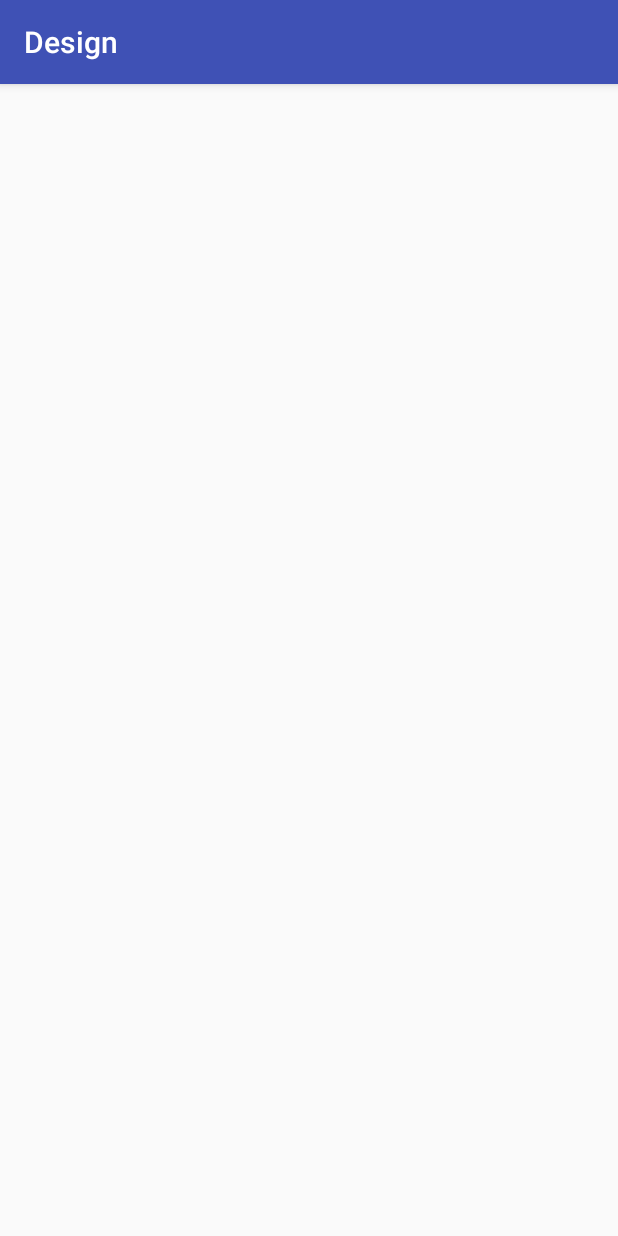
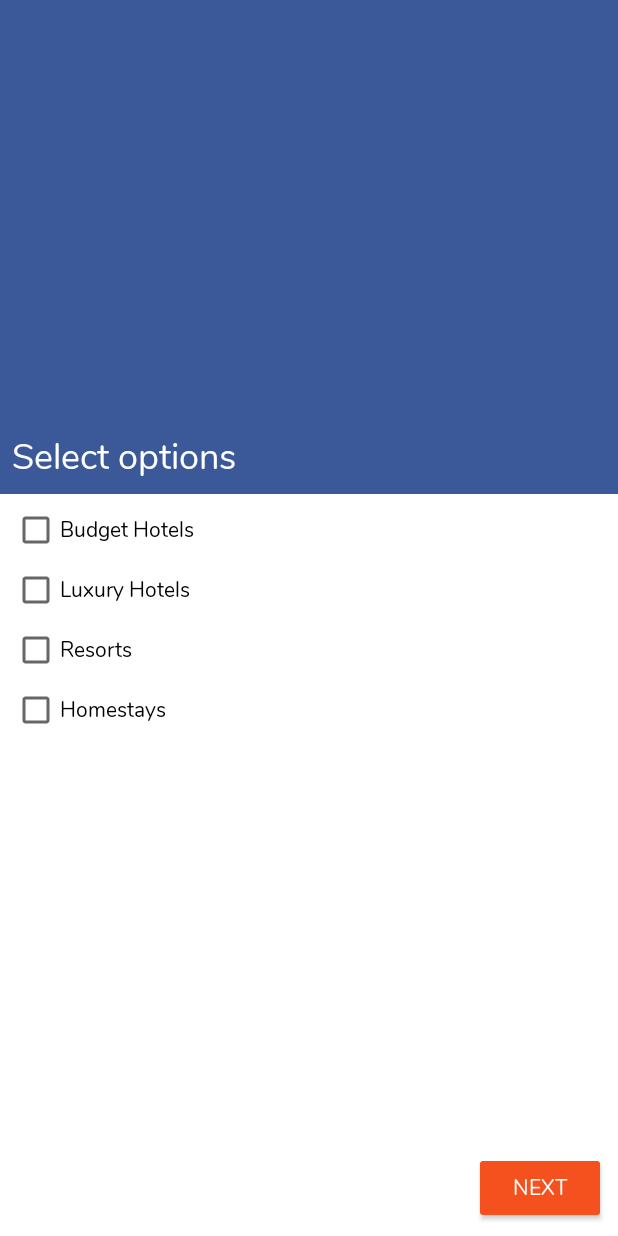
Before and after one commit to chinnaharsha09/android_ws, an Android app: the screen it shows after launch (MainActivity), on a phone screen of 412 x 824 dp. Run offline under Robolectric (Android 15) with nearby library versions, the light colour scheme and no system bars.

Commit message:
Design Step1

```diff
--- a/app/build.gradle
+++ b/app/build.gradle
@@ -19,10 +19,11 @@ android {
 }
 
 dependencies {
-    implementation fileTree(dir: 'libs', include: ['*.jar'])
+    implementation fileTree(include: ['*.jar'], dir: 'libs')
     implementation 'com.android.support:appcompat-v7:27.1.0'
     implementation 'com.android.support.constraint:constraint-layout:1.0.2'
     testImplementation 'junit:junit:4.12'
     androidTestImplementation 'com.android.support.test:runner:1.0.1'
     androidTestImplementation 'com.android.support.test.espresso:espresso-core:3.0.1'
+    implementation 'com.android.support:design:27.1.0'
 }
--- a/app/src/main/AndroidManifest.xml
+++ b/app/src/main/AndroidManifest.xml
@@ -9,7 +9,8 @@
         android:roundIcon="@mipmap/ic_launcher_round"
         android:supportsRtl="true"
         android:theme="@style/AppTheme">
-        <activity android:name=".MainActivity">
+        <activity android:name=".MainActivity"
+            android:theme="@style/AppTheme.NoActionBar">
             <intent-filter>
                 <action android:name="android.intent.action.MAIN" />
 
--- a/app/src/main/res/layout/activity_main.xml
+++ b/app/src/main/res/layout/activity_main.xml
@@ -1,11 +1,109 @@
 <?xml version="1.0" encoding="utf-8"?>
-<android.support.constraint.ConstraintLayout xmlns:android="http://schemas.android.com/apk/res/android"
+<LinearLayout
+    xmlns:android="http://schemas.android.com/apk/res/android"
     xmlns:app="http://schemas.android.com/apk/res-auto"
     xmlns:tools="http://schemas.android.com/tools"
     android:layout_width="match_parent"
     android:layout_height="match_parent"
-    tools:context=".MainActivity">
+    tools:context=".MainActivity"
+    android:weightSum="1"
+    android:orientation="vertical">
+    <LinearLayout
+        android:layout_width="match_parent"
+        android:layout_height="0dp"
+        android:padding="@dimen/dimen_8"
+        android:background="@color/theme"
+        android:layout_weight="0.4">
 
+        <TextView
+            android:id="@+id/textView2"
+            android:layout_width="match_parent"
+            android:layout_height="wrap_content"
+            android:layout_gravity="bottom"
+            android:gravity="bottom"
+            android:text="@string/select_options"
+            android:textColor="@android:color/white"
+            android:textAppearance="@style/TextAppearance.AppCompat.Headline" />
+    </LinearLayout>
 
+    <LinearLayout
+        android:layout_width="match_parent"
+        android:layout_height="0dp"
+        android:layout_weight="0.6"
+        android:background="@android:color/white">
 
-</android.support.constraint.ConstraintLayout>
+        <android.support.constraint.ConstraintLayout
+            android:layout_width="match_parent"
+            android:layout_height="match_parent"
+            android:baselineAligned="true"
+            android:orientation="vertical">
+
+            <TextView
+                android:id="@+id/textView"
+                android:layout_width="match_parent"
+                android:layout_height="wrap_content"
+                android:layout_marginStart="@dimen/dimen_8"
+                android:layout_marginTop="@dimen/dimen_8"
+                android:text="@string/select_options"
+                android:visibility="gone"
+                android:textAppearance="@style/TextAppearance.AppCompat.Title"
+                app:layout_constraintStart_toStartOf="parent"
+                app:layout_constraintTop_toTopOf="parent" />
+
+            <CheckBox
+                android:id="@+id/budgetHotel"
+                android:layout_width="match_parent"
+                android:layout_height="wrap_content"
+                android:layout_marginStart="@dimen/dimen_8"
+                android:layout_marginTop="@dimen/dimen_8"
+                android:text="@string/budget_hotels"
+                app:layout_constraintStart_toStartOf="parent"
+                app:layout_constraintTop_toBottomOf="@+id/textView" />
+
+            <CheckBox
+                android:id="@+id/luxuryHotel"
+                android:layout_width="match_parent"
+                android:layout_height="wrap_content"
+                android:layout_marginStart="@dimen/dimen_8"
+                android:layout_marginTop="@dimen/dimen_8"
+                android:text="@string/luxury_hotels"
+                app:layout_constraintStart_toStartOf="parent"
+                app:layout_constraintTop_toBottomOf="@+id/budgetHotel" />
+
+            <CheckBox
+                android:id="@+id/resorts"
+                android:layout_width="match_parent"
+                android:layout_height="wrap_content"
+                android:layout_marginStart="@dimen/dimen_8"
+                android:layout_marginTop="@dimen/dimen_8"
+                android:text="@string/resorts"
+                app:layout_constraintStart_toStartOf="parent"
+                app:layout_constraintTop_toBottomOf="@+id/luxuryHotel" />
+
+            <CheckBox
+                android:id="@+id/homeStays"
+                android:layout_width="match_parent"
+                android:layout_height="wrap_content"
+                android:layout_marginStart="@dimen/dimen_8"
+                android:layout_marginTop="@dimen/dimen_8"
+                android:text="@string/homestays"
+                app:layout_constraintStart_toStartOf="parent"
+                app:layout_constraintTop_toBottomOf="@+id/resorts" />
+
+            <Button
+                android:id="@+id/next"
+                style="@style/Widget.AppCompat.Button.Colored"
+                android:layout_width="wrap_content"
+                android:layout_height="wrap_content"
+                android:layout_gravity="end|bottom"
+                android:layout_marginBottom="@dimen/dimen_8"
+                android:layout_marginEnd="@dimen/dimen_8"
+                android:text="@string/next"
+                app:layout_constraintBottom_toBottomOf="parent"
+                app:layout_constraintEnd_toEndOf="parent" />
+
+        </android.support.constraint.ConstraintLayout>
+
+    </LinearLayout>
+
+</LinearLayout>
--- a/app/src/main/res/values/colors.xml
+++ b/app/src/main/res/values/colors.xml
@@ -1,6 +1,7 @@
 <?xml version="1.0" encoding="utf-8"?>
 <resources>
-    <color name="colorPrimary">#3F51B5</color>
-    <color name="colorPrimaryDark">#303F9F</color>
-    <color name="colorAccent">#FF4081</color>
+    <color name="colorPrimary">#3B5998</color>
+    <color name="colorPrimaryDark">#3B5998</color>
+    <color name="colorAccent">#f4511e</color>
+    <color name="theme">#3B5998</color>
 </resources>
--- /dev/null
+++ b/app/src/main/res/values/dimen.xml
@@ -0,0 +1,6 @@
+<?xml version="1.0" encoding="utf-8"?>
+<resources>
+    <dimen name="dimen_8">8dp</dimen>
+    <dimen name="dimen_16">16dp</dimen>
+    <dimen name="dimen_32">32dp</dimen>
+</resources>
--- a/app/src/main/res/values/strings.xml
+++ b/app/src/main/res/values/strings.xml
@@ -1,3 +1,10 @@
 <resources>
     <string name="app_name">Design</string>
+    <string name="choose">Choose One..!</string>
+    <string name="select_options">Select options</string>
+    <string name="budget_hotels">Budget Hotels</string>
+    <string name="luxury_hotels">Luxury Hotels</string>
+    <string name="homestays">Homestays</string>
+    <string name="resorts">Resorts</string>
+    <string name="next">NEXT</string>
 </resources>
--- a/app/src/main/res/values/styles.xml
+++ b/app/src/main/res/values/styles.xml
@@ -6,6 +6,15 @@
         <item name="colorPrimary">@color/colorPrimary</item>
         <item name="colorPrimaryDark">@color/colorPrimaryDark</item>
         <item name="colorAccent">@color/colorAccent</item>
+        <item name="android:fontFamily">@font/nunito</item>
     </style>
 
+    <style name="AppTheme.NoActionBar">
+        <item name="windowActionBar">false</item>
+        <item name="windowNoTitle">true</item>
+    </style>
+
+    <style name="AppTheme.AppBarOverlay" parent="ThemeOverlay.AppCompat.Dark.ActionBar" />
+
+    <style name="AppTheme.PopupOverlay" parent="ThemeOverlay.AppCompat.Light" />
 </resources>
```
Also changed, not shown: app/src/main/res/font/nunito.ttf (added).
